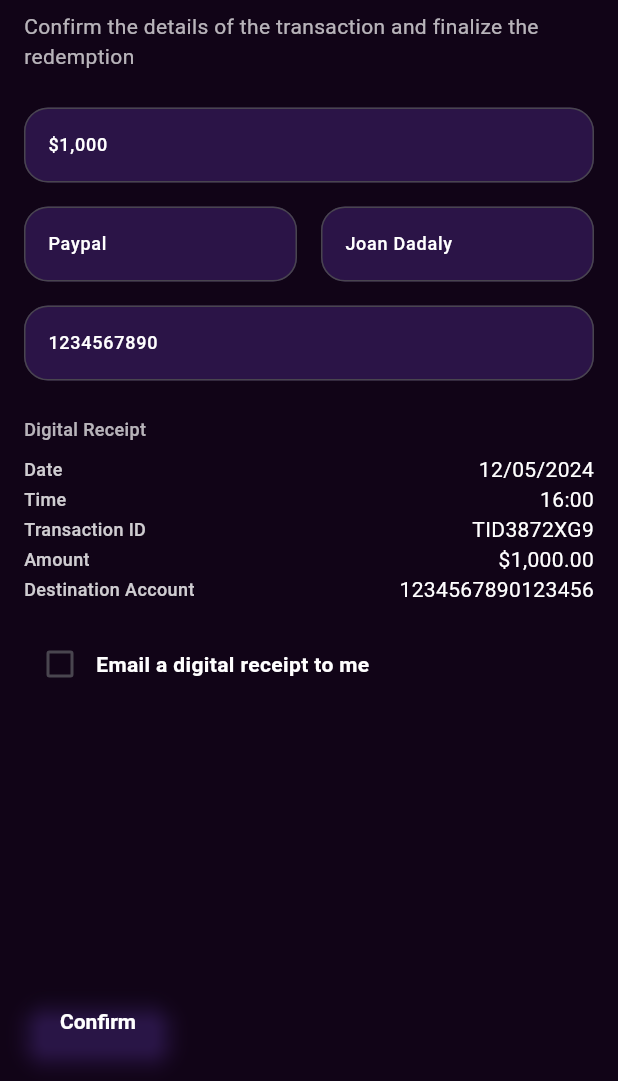
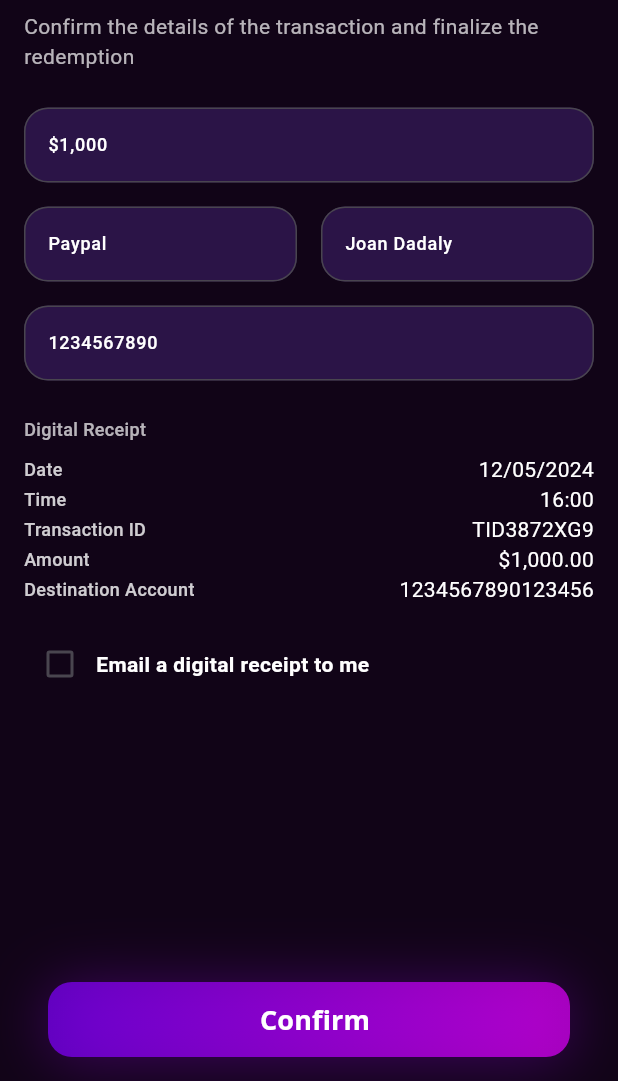
Before and after one commit to VictorCuerdo/RedeemingCoinTransferSummary, a Flutter app: the screen it shows after launch, on a phone screen of 412 x 824 dp, the part 155-1236 px from its top. Run offline on Flutter 3.47's test engine with Material 3 defaults, Android fonts, the phone set to English and light mode, and no system bars; drawn by our look-alikes of auto_size_text; Roboto replaces fonts that are missing (Open Sans).

Commit message:
confirm button style fixed

```diff
--- a/lib/widgets/atoms/rounded_button.dart
+++ b/lib/widgets/atoms/rounded_button.dart
@@ -1,29 +1,107 @@
 import 'package:flutter/material.dart';
+import 'package:auto_size_text/auto_size_text.dart';
 
-class RoundedButton extends StatelessWidget {
-  final String text;
-  final VoidCallback onPressed;
+class RoundedButton extends StatefulWidget {
+  final String label;
+  final Function? onPressed;
 
-  const RoundedButton({super.key, required this.text, required this.onPressed});
+  const RoundedButton(
+      {super.key, required this.label, required this.onPressed});
+
+  @override
+  _RoundedButtonState createState() => _RoundedButtonState();
+}
+
+class _RoundedButtonState extends State<RoundedButton> {
+  bool isPressed = false;
 
   @override
   Widget build(BuildContext context) {
-    return ElevatedButton(
-      onPressed: onPressed,
-      style: ElevatedButton.styleFrom(
-        foregroundColor: Colors.white,
-        backgroundColor: Colors.transparent,
-        shadowColor: Colors.deepPurple,
-        elevation: 5,
-        shape: RoundedRectangleBorder(
-          borderRadius: BorderRadius.circular(16),
+    return Padding(
+      padding: const EdgeInsets.symmetric(horizontal: 16.0),
+      child: InkWell(
+        onTap: () {
+          if (widget.onPressed != null) {
+            widget.onPressed!();
+          }
+        },
+        onTapDown: (_) {
+          setState(() {
+            isPressed = true;
+          });
+        },
+        onTapCancel: () {
+          setState(() {
+            isPressed = false;
+          });
+        },
+        onTapUp: (_) {
+          setState(() {
+            isPressed = false;
+          });
+        },
+        splashColor: Colors.green.withOpacity(0.5),
+        borderRadius: const BorderRadius.all(
+          Radius.circular(16.0),
         ),
-        textStyle: const TextStyle(
-          fontWeight: FontWeight.bold,
-          fontSize: 14,
+        child: Container(
+          height: 50,
+          decoration: BoxDecoration(
+            borderRadius: const BorderRadius.all(
+              Radius.circular(16.0),
+            ),
+            boxShadow: [
+              BoxShadow(
+                color: const Color(0xA301FF).withOpacity(0.3),
+                spreadRadius: 0,
+                blurRadius: 34,
+                offset: const Offset(0, 2),
+              ),
+            ],
+            gradient: LinearGradient(
+              colors: [
+                Color(0x7F00FF).withOpacity(0.7),
+                Color(0xDF00FD).withOpacity(0.7),
+              ],
+              begin: Alignment(-1.0, 0.0),
+              end: Alignment(1.0, 0.0),
+              stops: [-0.1708, 0.9448],
+            ),
+          ),
+          child: ElevatedButton(
+            onPressed:
+                widget.onPressed != null ? () => widget.onPressed!() : null,
+            style: ElevatedButton.styleFrom(
+              backgroundColor: Colors.transparent,
+              minimumSize: const Size(double.infinity, 50),
+              padding: const EdgeInsets.symmetric(horizontal: 16),
+              shape: const RoundedRectangleBorder(
+                borderRadius: BorderRadius.only(
+                  topLeft: Radius.circular(16.0),
+                ),
+              ),
+              elevation: 0,
+            ),
+            child: Row(
+              mainAxisAlignment: MainAxisAlignment.center,
+              children: [
+                const SizedBox(width: 8),
+                AutoSizeText(
+                  widget.label,
+                  style: const TextStyle(
+                    fontFamily: 'Open Sans',
+                    fontSize: 18,
+                    fontWeight: FontWeight.bold,
+                    color: Colors.white,
+                  ),
+                  minFontSize: 11,
+                  maxLines: 1,
+                ),
+              ],
+            ),
+          ),
         ),
       ),
-      child: Text(text),
     );
   }
 }
--- a/lib/widgets/templates/transfer_summary_template.dart
+++ b/lib/widgets/templates/transfer_summary_template.dart
@@ -94,7 +94,7 @@ class TransferSummaryTemplate extends StatelessWidget {
             ),
             const Spacer(),
             RoundedButton(
-              text: 'Confirm',
+              label: 'Confirm',
               onPressed: () {},
             ),
           ],
```
Also changed, not shown: pubspec.yaml (+3 -70 lines), pubspec.lock.
